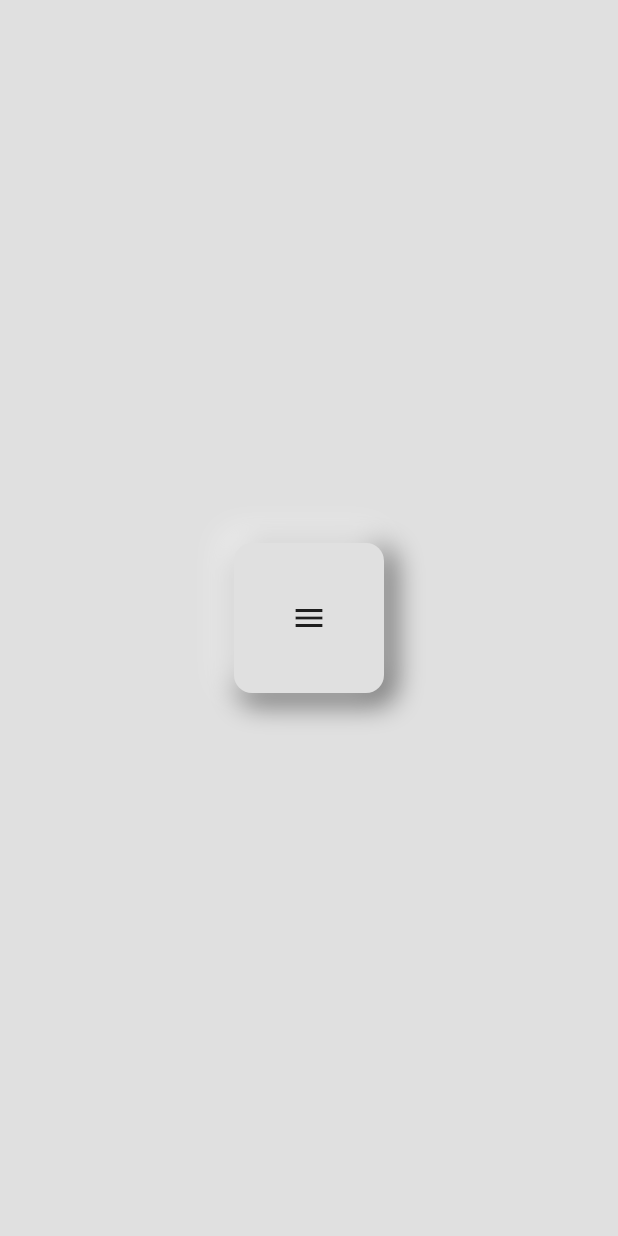
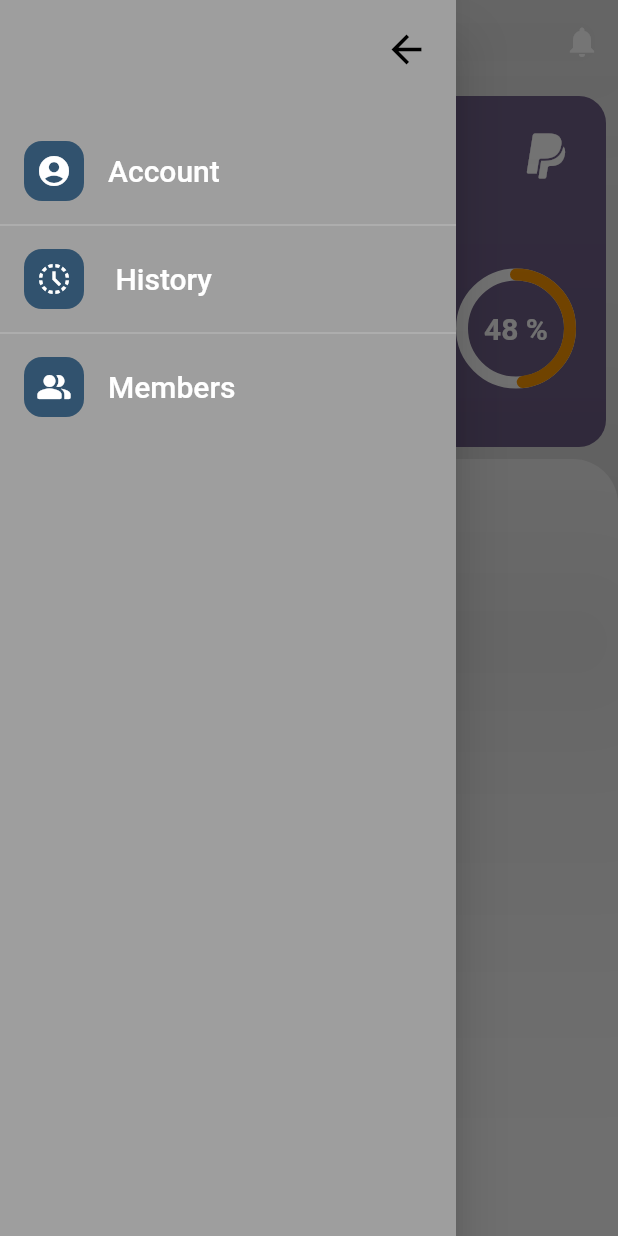
Before and after one commit to kbmufti/musicapp, a Flutter app: the screen it shows after launch, with the side drawer open (before the commit the screen has no drawer), on a phone screen of 412 x 824 dp. Run offline on Flutter 3.47's test engine with Material 2 defaults, Android fonts, the phone set to English and light mode, and no system bars; drawn by our look-alikes of percent_indicator.

Commit message:
change to chama app- project cards, add members

```diff
--- a/lib/main.dart
+++ b/lib/main.dart
@@ -1,5 +1,5 @@
 import 'package:flutter/material.dart';
-import 'package:musicapp/pages/songpage.dart';
+import 'package:musicapp/pages/homepage.dart';
 
 void main() {
   runApp(const MyApp());
@@ -13,7 +13,9 @@ class MyApp extends StatelessWidget {
   Widget build(BuildContext context) {
     return MaterialApp(
       debugShowCheckedModeBanner: false,
-      theme: ThemeData(),
+      theme: ThemeData(
+        appBarTheme: const AppBarTheme(color: Colors.transparent),
+      ),
       home: song_page(),
     );
   }
--- a/lib/pages/homepage.dart
+++ b/lib/pages/homepage.dart
@@ -1,7 +1,6 @@
 // ignore_for_file: prefer_const_constructors_in_immutables, camel_case_types, prefer_const_constructors, prefer_const_literals_to_create_immutables
 
 import 'package:flutter/material.dart';
-import 'package:musicapp/example/tranc.dart';
 import 'package:musicapp/utilities/projectcards.dart';
 
 import '../utilities/drawerpage.dart';
@@ -21,7 +20,11 @@ class _song_pageState extends State<song_page> {
     ['Project two', 58000]
   ];
 
-  List<Color> colors = [Colors.black12, Colors.greenAccent, Colors.blueAccent];
+  List<Color> colors = [
+    Color.fromARGB(160, 44, 18, 83),
+    Color.fromARGB(230, 29, 23, 85),
+    Color.fromARGB(172, 14, 54, 66)
+  ];
   @override
   Widget build(BuildContext context) {
     return Scaffold(
@@ -76,10 +79,8 @@ class _song_pageState extends State<song_page> {
                               fontSize: 20, fontWeight: FontWeight.bold),
                         ),
                       ),
-
                     ],
                   ),
-
                 ),
               ),
             ))
--- a/lib/pages/songpage.dart
+++ /dev/null
@@ -1,26 +0,0 @@
-// ignore_for_file: prefer_const_constructors_in_immutables, camel_case_types, prefer_const_constructors
-
-import 'package:flutter/material.dart';
-import 'package:musicapp/nue_style.dart';
-
-class song_page extends StatefulWidget {
-  song_page({Key? key}) : super(key: key);
-
-  @override
-  State<song_page> createState() => _song_pageState();
-}
-
-class _song_pageState extends State<song_page> {
-  @override
-  Widget build(BuildContext context) {
-    return Scaffold(
-      backgroundColor: Colors.grey.shade300,
-      body: Center(
-        child: SizedBox(
-            height: 100,
-            width: 100,
-            child: nueComponent(child: Icon(Icons.menu))),
-      ),
-    );
-  }
-}
--- /dev/null
+++ b/lib/utilities/drawerpage.dart
@@ -0,0 +1,110 @@
+// ignore_for_file: camel_case_types
+
+import 'package:flutter/material.dart';
+import 'package:musicapp/pages/members/members_list.dart';
+
+// ignore: use_key_in_widget_constructors
+class drawer_panel extends StatelessWidget {
+  @override
+  Widget build(BuildContext context) {
+    return Container(
+      color: Colors.grey.shade500,
+      child: ListView(
+        children: [
+          Row(
+            mainAxisAlignment: MainAxisAlignment.end,
+            children: const [
+              Padding(
+                padding: EdgeInsets.all(18),
+                child: Icon(
+                  Icons.arrow_back,
+                  color: Colors.black,
+                  size: 30,
+                ),
+              )
+            ],
+          ),
+          Padding(
+            padding: const EdgeInsets.only(top: 20.0),
+            child: ListTile(
+              leading: ClipRRect(
+                borderRadius: BorderRadius.circular(12),
+                child: Container(
+                  color: const Color.fromARGB(181, 4, 51, 90),
+                  child: const Padding(
+                    padding: EdgeInsets.all(8.0),
+                    child: Icon(
+                      Icons.account_circle_sharp,
+                      color: Colors.white,
+                    ),
+                  ),
+                ),
+              ),
+              title: const Text(
+                'Account',
+                style: TextStyle(fontSize: 20, color: Colors.white),
+              ),
+              // onTap: () {
+              //   Navigator.of(context).push(
+              //       MaterialPageRoute(builder: (context) => UserHome()));
+              // },
+            ),
+          ),
+          const Divider(
+            color: Colors.white30,
+          ),
+          ListTile(
+            leading: ClipRRect(
+              borderRadius: BorderRadius.circular(12),
+              child: Container(
+                color: const Color.fromARGB(181, 4, 51, 90),
+                child: const Padding(
+                  padding: EdgeInsets.all(8.0),
+                  child: Icon(
+                    Icons.history_toggle_off,
+                    color: Colors.white,
+                  ),
+                ),
+              ),
+            ),
+            title: const Text(
+              ' History',
+              style: TextStyle(fontSize: 20, color: Colors.white),
+            ),
+            // onTap: () {
+            //   Navigator.of(context).push(
+            //       MaterialPageRoute(builder: (context) => UserHome()));
+            // },
+          ),
+          const Divider(
+            color: Colors.white30,
+          ),
+          ListTile(
+            leading: ClipRRect(
+              borderRadius: BorderRadius.circular(12),
+              child: Container(
+                color: const Color.fromARGB(181, 4, 51, 90),
+                child: const Padding(
+                  padding: EdgeInsets.all(8.0),
+                  child: Icon(
+                    Icons.people_alt_rounded,
+                    color: Colors.white,
+                  ),
+                ),
+              ),
+            ),
+            title: const Text(
+              'Members',
+              style: TextStyle(fontSize: 20, color: Colors.white),
+            ),
+            onTap: () {
+              Navigator.of(context).push(
+                  MaterialPageRoute(builder: (context) => const Members()));
+              // Navigator.of(context).pop();
+            },
+          )
+        ],
+      ),
+    );
+  }
+}
--- /dev/null
+++ b/lib/utilities/projectcards.dart
@@ -0,0 +1,93 @@
+// ignore_for_file: prefer_const_constructors, prefer_const_literals_to_create_immutables, prefer_const_constructors_in_immutables, prefer_typing_uninitialized_variables, camel_case_types
+
+import 'package:flutter/material.dart';
+import 'package:percent_indicator/circular_percent_indicator.dart';
+
+class projectcards extends StatelessWidget {
+  final String cardTitle;
+  final int balance;
+  final color;
+
+  projectcards({
+    Key? key,
+    required this.balance,
+    required this.cardTitle,
+    required this.color,
+  }) : super(key: key);
+
+  @override
+  Widget build(BuildContext context) {
+    return Container(
+      padding: EdgeInsets.all(20),
+      decoration:
+          BoxDecoration(color: color, borderRadius: BorderRadius.circular(18)),
+      child: Column(
+        crossAxisAlignment: CrossAxisAlignment.start,
+        children: [
+          Row(
+            mainAxisAlignment: MainAxisAlignment.spaceBetween,
+            children: [
+              Text(
+                cardTitle,
+                style: TextStyle(
+                    fontSize: 24,
+                    fontWeight: FontWeight.bold,
+                    color: Colors.white),
+              ),
+              Icon(
+                Icons.paypal_outlined,
+                size: 40,
+                color: Colors.white,
+              )
+            ],
+          ),
+          SizedBox(
+            height: 12,
+          ),
+          Text(
+            'KSh ' + balance.toString() + '.',
+            style: TextStyle(
+                fontSize: 30, fontWeight: FontWeight.bold, color: Colors.white),
+          ),
+          SizedBox(
+            height: 8,
+          ),
+          Row(
+            mainAxisAlignment: MainAxisAlignment.end,
+            children: [
+              Text(
+                'Progress',
+                style: TextStyle(
+                    fontSize: 20,
+                    color: Colors.white,
+                    fontWeight: FontWeight.bold),
+              ),
+              SizedBox(width: 18),
+              Padding(
+                padding: const EdgeInsets.only(left: 12.0),
+                child: CircularPercentIndicator(
+                  animation: true,
+                  restartAnimation: true,
+                  animationDuration: 900,
+                  radius: 40,
+                  lineWidth: 8,
+                  percent: 0.48,
+                  backgroundColor: Colors.white,
+                  circularStrokeCap: CircularStrokeCap.round,
+                  progressColor: Colors.orange,
+                  center: Text(
+                    '48 %',
+                    style: TextStyle(
+                        color: Colors.white,
+                        fontSize: 20,
+                        fontWeight: FontWeight.bold),
+                  ),
+                ),
+              )
+            ],
+          )
+        ],
+      ),
+    );
+  }
+}
--- a/pubspec.yaml
+++ b/pubspec.yaml
@@ -3,7 +3,7 @@ description: A new Flutter project.
 
 # The following line prevents the package from being accidentally published to
 # pub.dev using `flutter pub publish`. This is preferred for private packages.
-publish_to: 'none' # Remove this line if you wish to publish to pub.dev
+publish_to: "none" # Remove this line if you wish to publish to pub.dev
 
 # The following defines the version and build number for your application.
 # A version number is three numbers separated by dots, like 1.2.43
@@ -30,10 +30,10 @@ dependencies:
   flutter:
     sdk: flutter
 
-
   # The following adds the Cupertino Icons font to your application.
   # Use with the CupertinoIcons class for iOS style icons.
   cupertino_icons: ^1.0.2
+  percent_indicator: ^4.0.1
 
 dev_dependencies:
   flutter_test:
@@ -51,7 +51,6 @@ dev_dependencies:
 
 # The following section is specific to Flutter.
 flutter:
-
   # The following line ensures that the Material Icons font is
   # included with your application, so that you can use the icons in
   # the material Icons class.
```
Also changed, not shown: lib/example/deposit.dart (added, +12 -0 lines), lib/example/history.dart (added, +12 -0 lines), lib/example/tranc.dart (added, +16 -0 lines), lib/pages/members/add_member.dart (added, +59 -0 lines), lib/pages/members/members_list.dart (added, +99 -0 lines), lib/utilities/transactions.dart (added, +70 -0 lines), pubspec.lock.
